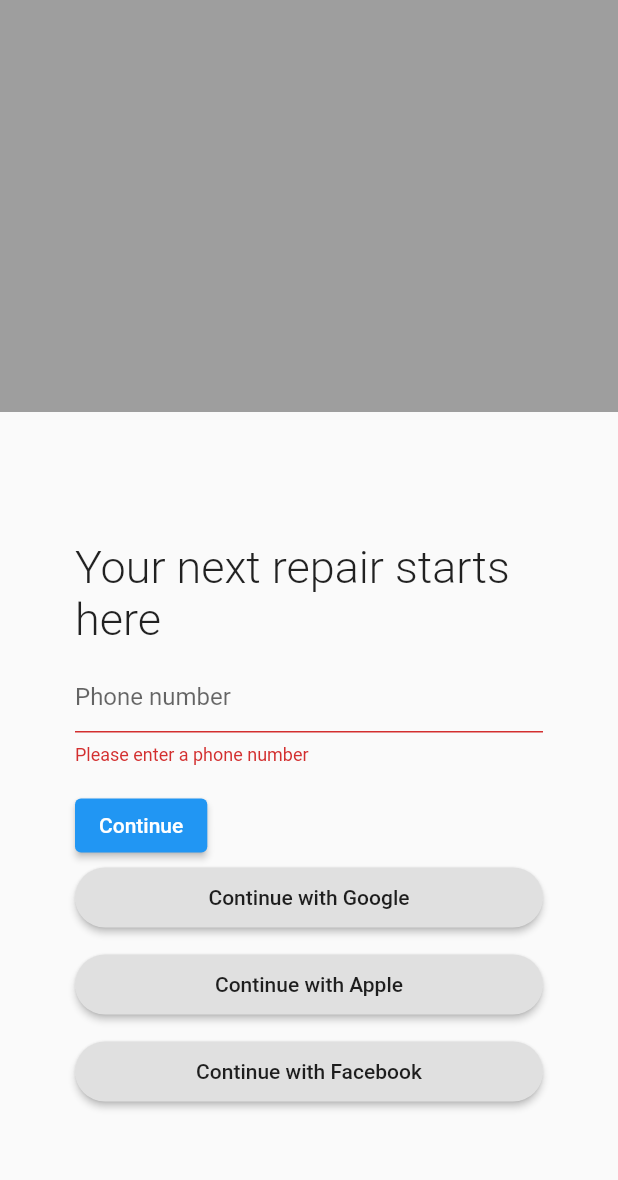
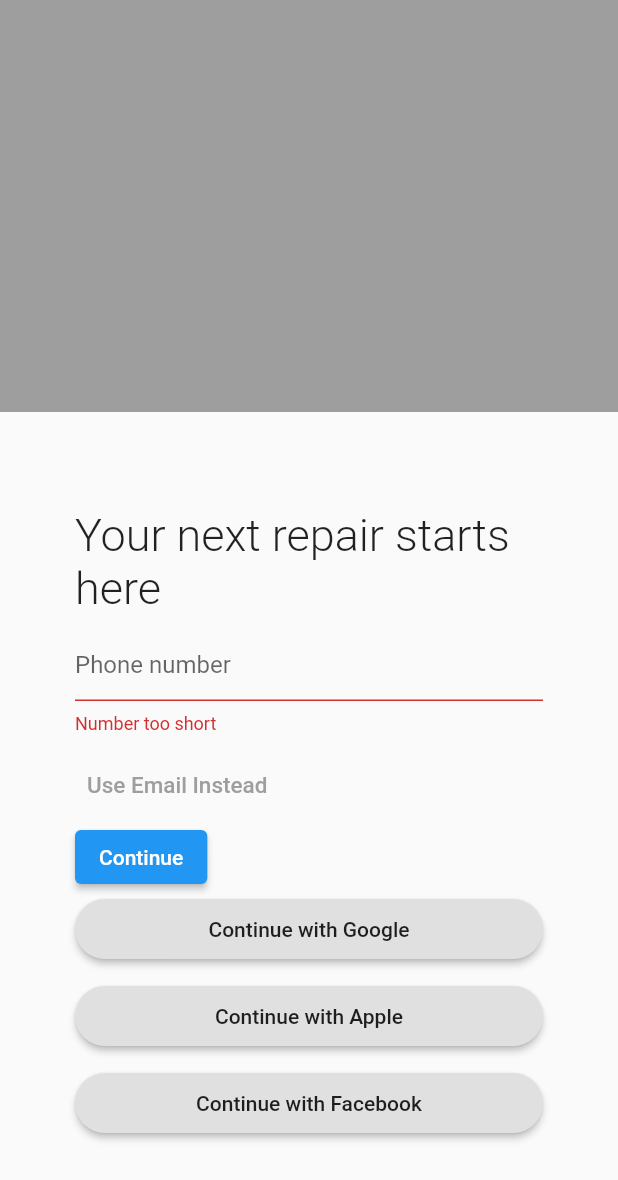
Before and after one commit to seri-app/mvp-frontend, a Flutter app: the RegistrationPage screen opened directly, after a tap on "Continue", on a phone screen of 412 x 824 dp. Shown: the top 1180 px of the screen. Run offline on Flutter 3.47's test engine with Material 2 defaults, Android fonts, the phone set to English and light mode, and no system bars.

Commit message:
add validateEmail & validatePhone

```diff
--- a/lib/src/pages/RegistrationPage.dart
+++ b/lib/src/pages/RegistrationPage.dart
@@ -31,7 +31,7 @@ class RegistrationPage extends StatelessWidget {
                     ),
                   ),
                   SizedBox(height: 10.0),
-                  PhoneNumberForm(),
+                  LogInForm(),
                   MaterialButton(
                     color: Colors.grey[300],
                     shape: StadiumBorder(),
--- a/lib/src/shared/components/LogInForm.dart
+++ b/lib/src/shared/components/LogInForm.dart
@@ -1,18 +1,52 @@
 import 'package:flutter/material.dart';
 
-class PhoneNumberForm extends StatefulWidget {
+class LogInForm extends StatefulWidget {
   @override
-  _PhoneNumberFormState createState() => _PhoneNumberFormState();
+  bool phone = true;
+  _LogInFormState createState() => _LogInFormState();
 }
 
-class _PhoneNumberFormState extends State<PhoneNumberForm> {
+class _LogInFormState extends State<LogInForm> {
+  // @override
+  // void initState() {
+  //   super.initState();
+  // }
+
+  bool _phone = true;
+  String _text = 'Use Email Instead';
+  String _hintText = 'Phone number';
   final _formKey = GlobalKey<FormState>();
   String _phoneNumber = '';
 
   void _continueButtonPressed() {
     if (_formKey.currentState!.validate()) {
+      // Navigator.push(
+      //   context,
+      //   MaterialPageRoute(builder: (context) => const EmailForm()),
+      // );
       // Do something with the phone number
+      _formKey.currentState?.save();
       print('Phone number is: $_phoneNumber');
+    }
+  }
+
+  String? validateForm(String? value) {
+    if (_phone) {
+      if (value!.length < 8) {
+        return 'Number too short';
+      } else if (value.length > 12) {
+        return 'Number too long';
+      } else {
+        return null;
+      }
+    } else {
+      RegExp regex = RegExp(
+          r'^(([^<>()[\]\\.,;:\s@\"]+(\.[^<>()[\]\\.,;:\s@\"]+)*)|(\".+\"))@((\[[0-9]{1,3}\.[0-9]{1,3}\.[0-9]{1,3}\.[0-9]{1,3}\])|(([a-zA-Z\-0-9]+\.)+[a-zA-Z]{2,}))$');
+      if (!regex.hasMatch(value!)) {
+        return 'Enter Valid Email';
+      } else {
+        return null;
+      }
     }
   }
 
@@ -25,20 +59,32 @@ class _PhoneNumberFormState extends State<PhoneNumberForm> {
         children: <Widget>[
           TextFormField(
             decoration: InputDecoration(
-              hintText: 'Phone number',
+              hintText: _hintText,
             ),
             keyboardType: TextInputType.phone,
-            validator: (value) {
-              if (value == null || value.isEmpty) {
-                return 'Please enter a phone number';
-              }
-              return null;
-            },
+            validator: validateForm,
             onSaved: (value) {
               _phoneNumber = value!;
             },
           ),
-          SizedBox(height: 16.0),
+          SizedBox(height: 10.0),
+          TextButton(
+            onPressed: () => setState(() {
+              if (_phone) {
+                _text = 'Use Email Instead';
+                _hintText = 'Email';
+                _phone = false;
+              } else {
+                _text = 'Use Phone Number Instead';
+                _hintText = 'Phone number';
+                _phone = true;
+              }
+            }),
+            child: Text(
+              _text,
+              style: TextStyle(color: Colors.grey, fontSize: 15),
+            ),
+          ),
           ElevatedButton(
             onPressed: _continueButtonPressed,
             child: Text('Continue'),
@@ -48,3 +94,24 @@ class _PhoneNumberFormState extends State<PhoneNumberForm> {
     );
   }
 }
+
+// class EmailForm extends StatelessWidget {
+//   const EmailForm({super.key});
+
+//   @override
+//   Widget build(BuildContext context) {
+//     return Scaffold(
+//       appBar: AppBar(
+//         title: const Text('Second Route'),
+//       ),
+//       body: Center(
+//         child: ElevatedButton(
+//           onPressed: () {
+//             Navigator.pop(context);
+//           },
+//           child: const Text('Go back!'),
+//         ),
+//       ),
+//     );
+//   }
+// }
```
